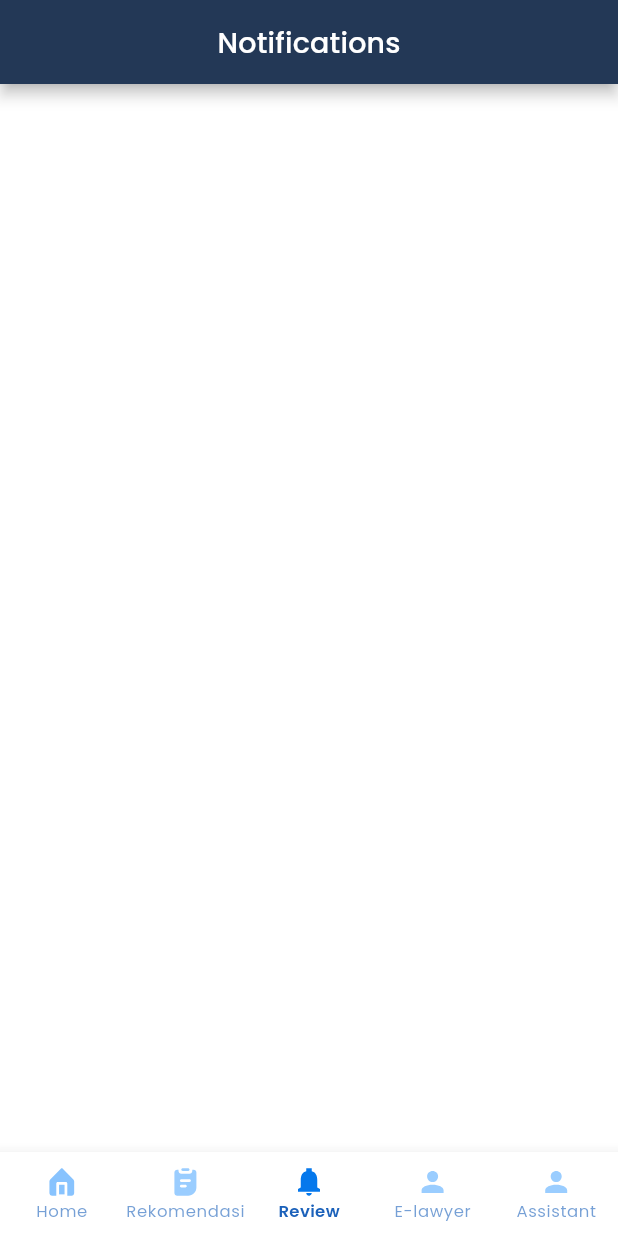
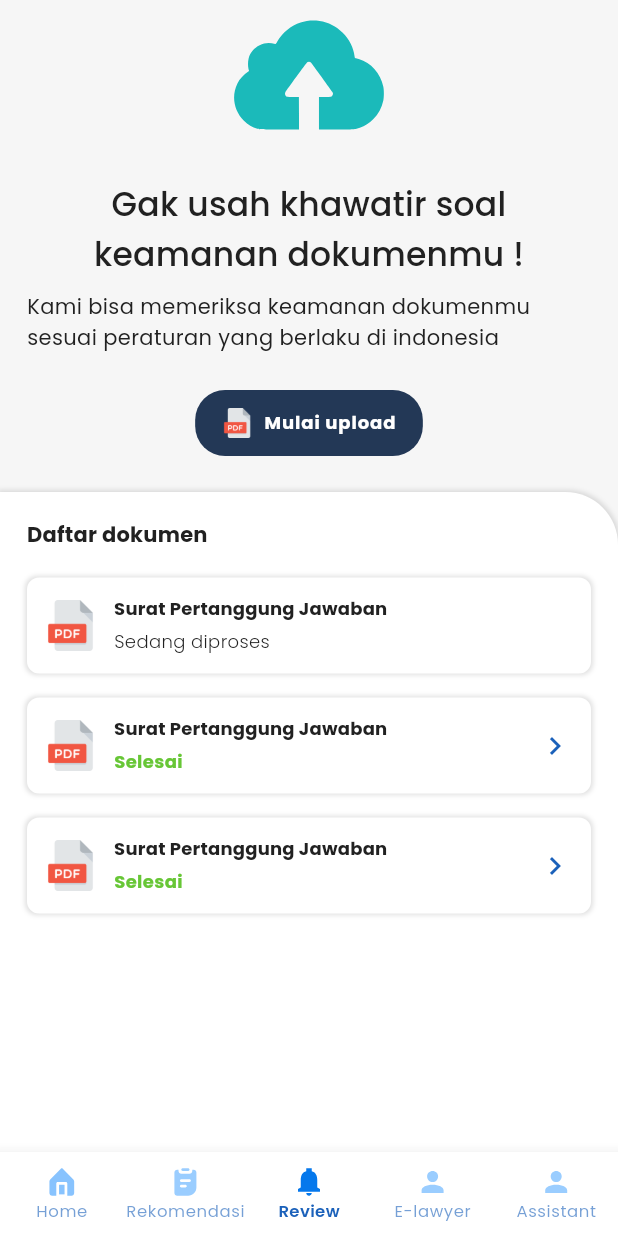
Before and after one commit to ahmadfma/legalkan, a Flutter app: the screen it shows after launch, item 3 of the bottom bar chosen, on a phone screen of 412 x 824 dp. Run offline on Flutter 3.47's test engine with Material 2 defaults, Android fonts, the phone set to English and light mode, and no system bars; our stand-ins replace dio, file_picker, firebase_core, firebase_messaging, flutter_local_notifications, flutter_svg and 9 more; missing offline and left inert: dart:ffi; accounts and stored records are empty; project files that could hold a hidden picture were left out.

Commit message:
review feature

```diff
--- a/lib/common/styles.dart
+++ b/lib/common/styles.dart
@@ -17,7 +17,7 @@ const Color grey02 = Color(0xFFA4A4A4);
 const Color greyStroke = Color(0xFFB5B5B5);
 const Color greyBackground = Color(0xFFE7E7E7);
 const Color backgroundColor = Color(0xFFF6F6F6);
-const Color backgroundColor2 = Color(0xFFE5F6FF);
+const Color backgroundColor2 = Color(0xFFECF6FF);
 const Color greyIcon = Color(0xFFDEDEDE);
 const Color lightRed = Color(0xFFFFAFAF);
 const Color lightGreen = Color(0xFF67EF85);
--- a/lib/core/models/document.dart
+++ b/lib/core/models/document.dart
@@ -65,7 +65,7 @@ final dummyDocuments = [
     id: '6468eb8b4b792a1231fd10e2',
     name: 'Surat Pertanggung Jawaban',
     aksi: 0,
-    status: 1,
+    status: 0,
     userId: 'adasd',
     username: 'asdasd',
     activityId: '6403583498647e657fb96c39',
--- a/lib/route.dart
+++ b/lib/route.dart
@@ -1,4 +1,5 @@
 import 'package:flutter/material.dart';
+import 'package:legalkan/core/models/document.dart';
 import 'package:legalkan/ui/pages/activity_subject_page.dart';
 import 'package:legalkan/ui/pages/add_activity_subject_page.dart';
 import 'package:legalkan/ui/pages/change_photo_page.dart';
@@ -10,6 +11,7 @@ import 'package:legalkan/ui/pages/information_center_page.dart';
 import 'package:legalkan/ui/pages/login_page.dart';
 import 'package:legalkan/ui/pages/mahasiswa_bimbingan_activity_page.dart';
 import 'package:legalkan/ui/pages/recommendation_output_page.dart';
+import 'package:legalkan/ui/pages/review_output_page.dart';
 import 'package:legalkan/ui/pages/splash_screen.dart';
 import 'package:legalkan/ui/pages/user_main_pages/user_main_page.dart';
 import 'package:legalkan/ui/pages/user_main_pages/pages/legal_recommendation_page.dart';
@@ -26,6 +28,10 @@ Route<dynamic> routeGenerators(settings) {
       return MaterialPageRoute(builder: (context) => const SplashScreen(),);
     case RecommendationOutputPage.route:
       return MaterialPageRoute(builder: (context) => const RecommendationOutputPage(),);
+    case ReviewOutputPage.route:
+      final document = settings.arguments as Document;
+      return MaterialPageRoute(builder: (context) => ReviewOutputPage(document: document),);
+
     case RegistrationPage.route:
       return MaterialPageRoute(builder: (context) => const RegistrationPage());
     case DetailActivityPage.route:
--- a/lib/ui/pages/user_main_pages/pages/legal_review_page.dart
+++ b/lib/ui/pages/user_main_pages/pages/legal_review_page.dart
@@ -1,15 +1,92 @@
 import 'package:flutter/material.dart';
+import 'package:flutter_svg/flutter_svg.dart';
 import 'package:legalkan/common/styles.dart';
+import 'package:legalkan/ui/pages/review_output_page.dart';
+import 'package:legalkan/ui/widgets/custom_button.dart';
+
+import '../../../../common/dimensions.dart';
+import '../../../../core/models/document.dart';
+import '../../../widgets/menu_tile.dart';
 
 class LegalReviewPage extends StatelessWidget {
   const LegalReviewPage({Key? key}) : super(key: key);
 
   @override
   Widget build(BuildContext context) {
-    return Scaffold(
-      appBar: AppBar(
-        title: Text("Notifications", style: myTextTheme.titleLarge?.copyWith(color: Colors.white),),
-        centerTitle: true,
+    return SafeArea(
+      child: Scaffold(
+        backgroundColor: backgroundColor,
+        body: SingleChildScrollView(
+          child: Column(
+            children: [
+              Padding(
+                padding: EdgeInsets.symmetric(horizontal: defaultMarginSize),
+                child: SvgPicture.asset("assets/icons/upload.svg", color: green2, height: 100),
+              ),
+              const SizedBox(height: bigMarginSize,),
+              Padding(
+                padding: EdgeInsets.symmetric(horizontal: defaultMarginSize),
+                child: Text("Gak usah khawatir soal keamanan dokumenmu !", style: myTextTheme.titleLarge?.copyWith(fontSize: 22), textAlign: TextAlign.center),
+              ),
+              const SizedBox(height: 8,),
+              Padding(
+                padding: EdgeInsets.symmetric(horizontal: defaultMarginSize),
+                child: Text("Kami bisa memeriksa keamanan dokumenmu sesuai peraturan yang berlaku di indonesia", style: myTextTheme.bodyMedium?.copyWith(fontSize: 14),),
+              ),
+              const SizedBox(height: veryBigMarginSize,),
+              InkWell(
+                onTap: () {
+
+                },
+                child: Container(
+                  decoration: BoxDecoration(
+                    borderRadius: BorderRadius.all(Radius.circular(20)),
+                    color: primaryColor
+                  ),
+                  padding: EdgeInsets.symmetric(horizontal: defaultMarginSize, vertical: mediumMarginSize),
+                  child: Wrap(
+                    crossAxisAlignment: WrapCrossAlignment.center,
+                    children: [
+                      Image.asset('assets/images/pdf.png', height: 20,),
+                      const SizedBox(width: smallMarginSize,),
+                      Text("Mulai upload", style: myTextTheme.labelLarge?.copyWith(fontWeight: FontWeight.bold, color: Colors.white, fontSize: 12),)
+                    ],
+                  )
+                ),
+              ),
+              const SizedBox(height: veryBigMarginSize,),
+              Container(
+                decoration: whiteCardDecoration.copyWith(
+                  borderRadius: BorderRadius.only(topRight: Radius.circular(35))
+                ),
+                width: double.infinity,
+                height: 500,
+                padding: EdgeInsets.symmetric(vertical: defaultMarginSize),
+                child: Column(
+                  crossAxisAlignment: CrossAxisAlignment.start,
+                  children: [
+                    Padding(
+                      padding: EdgeInsets.symmetric(horizontal: defaultMarginSize),
+                      child: Text("Daftar dokumen", style: myTextTheme.titleLarge?.copyWith(fontSize: 14, fontWeight: FontWeight.bold),),
+                    ),
+                    const SizedBox(height: defaultMarginSize,),
+                    ...dummyDocuments
+                        .map((e) => MenuTile(
+                      iconAsset: 'assets/images/pdf.png',
+                      title: e.name ?? "-",
+                      subTitle: e.status == 0 ? "Sedang diproses" : "Selesai",
+                      isDocument: true,
+                      documentStatus: e.status,
+                      onTap: () {
+                        Navigator.of(context).pushNamed(ReviewOutputPage.route, arguments: e);
+                      },
+                    )).toList()
+                  ],
+                ),
+              )
+            ],
+          ),
+        ),
       ),
     );
   }
--- a/lib/ui/widgets/menu_tile.dart
+++ b/lib/ui/widgets/menu_tile.dart
@@ -48,7 +48,7 @@ class MenuTile extends StatelessWidget {
               width: 26,
               child: const CircularProgressIndicator(color: blue),
             ),
-            if(showLoading == null || showLoading == false) Image.asset(iconAsset, height: 30),
+            if(showLoading == null || showLoading == false) Image.asset(iconAsset, height: 34),
             const SizedBox(width: mediumMarginSize,),
             Expanded(
               child: Column(
```
Also changed, not shown: lib/ui/pages/review_output_page.dart (added, +135 -0 lines), lib/ui/pages/user_main_pages/pages/legal_recommendation_page.dart (+0 -15 lines), assets/icons/upload.svg (added), assets/images/logo.png (added).
